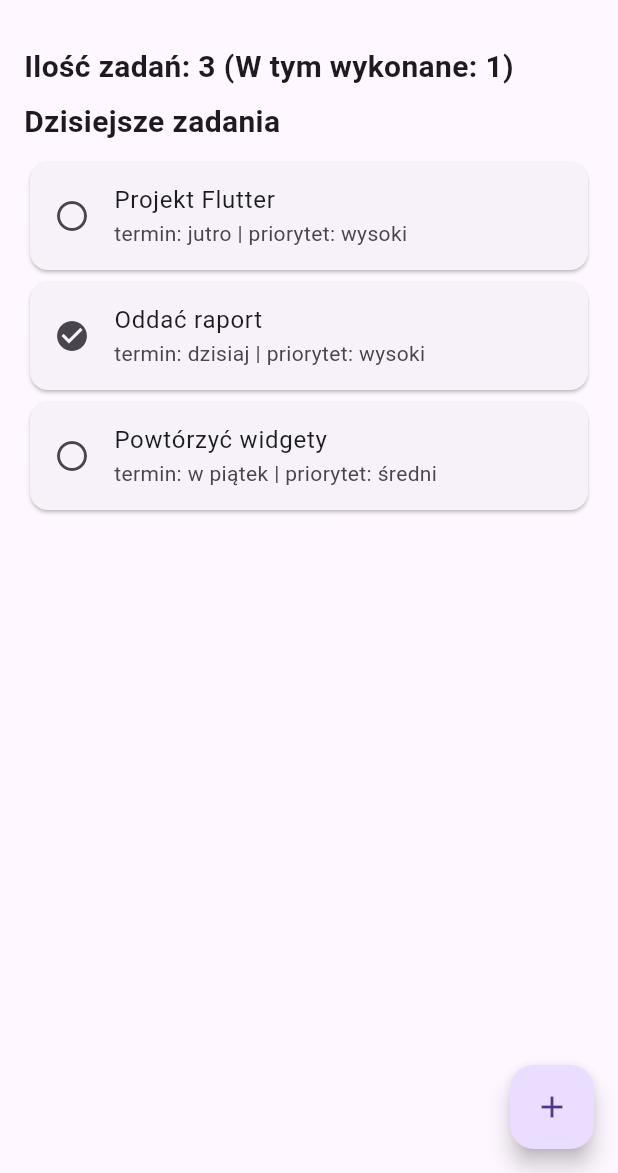
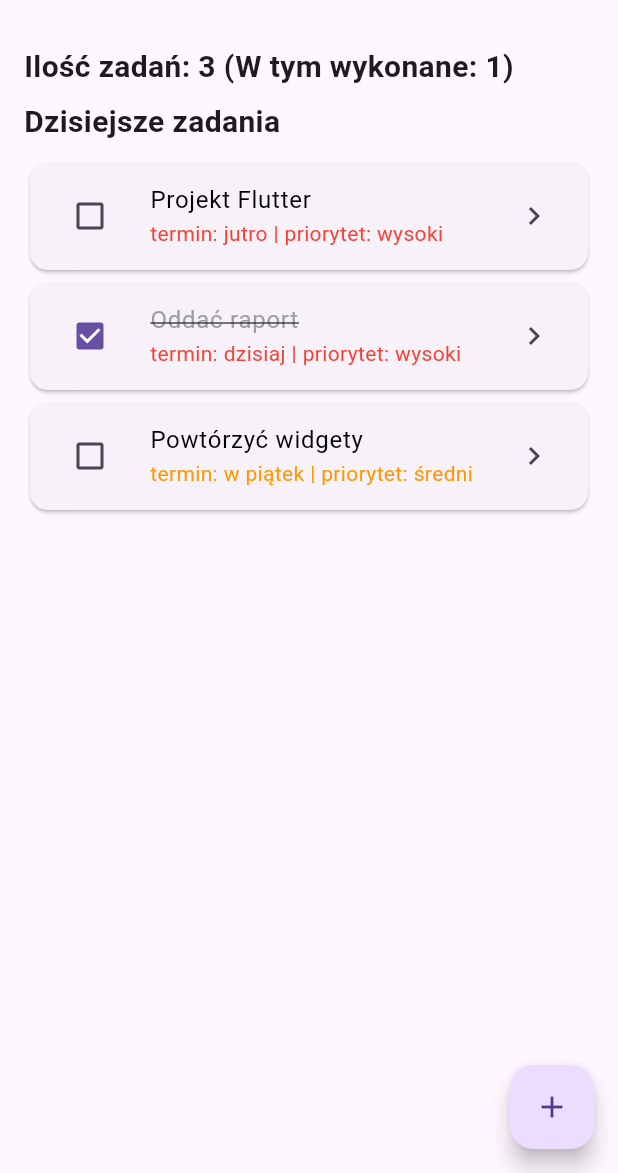
Before and after one commit to wiktorl16/tam_todo_uken, a Flutter app: the screen it shows after launch, on a phone screen of 412 x 824 dp, the part 63-1236 px from its top. Run offline on Flutter 3.47's test engine with Material 3 defaults, Android fonts, the phone set to English and light mode, and no system bars.

Commit message:
lab 7 - cz. 1

```diff
--- a/lib/main.dart
+++ b/lib/main.dart
@@ -35,7 +35,10 @@ class _MyAppState extends State<MyApp> {
             children: [
               Text(
                 "Ilość zadań: ${tasks.length} (W tym wykonane: $doneCount)",
-                style: const TextStyle(fontSize: 20, fontWeight: FontWeight.bold),
+                style: const TextStyle(
+                  fontSize: 20,
+                  fontWeight: FontWeight.bold,
+                ),
               ),
               const SizedBox(height: 8),
               const Text(
@@ -47,12 +50,45 @@ class _MyAppState extends State<MyApp> {
                 child: ListView.builder(
                   itemCount: tasks.length,
                   itemBuilder: (context, index) {
-                    return TaskCard(
+                    final task = TaskRepository.tasks[index];
+                    return Dismissible(
+                      key: ValueKey(task.title),
+                      direction: DismissDirection.endToStart,
+                      onDismissed: (direction) {
+                        setState(() {
+                          TaskRepository.tasks.remove(task);
+                        });
+
+                        ScaffoldMessenger.of(context).showSnackBar(
+                          SnackBar(
+                            content: Text("Usunięto zadanie: ${task.title}"),
+                          ),
+                        );
+                      },
+                      child: TaskCard(
                         title: tasks[index].title,
-                      subtitle: "termin: ${tasks[index].deadline} | priorytet: ${tasks[index].priority}",
-                      icon: tasks[index].done
-                          ? Icons.check_circle
-                          : Icons.radio_button_unchecked,
+                        subtitle:
+                            "termin: ${tasks[index].deadline} | priorytet: ${tasks[index].priority}",
+                        done: task.done,
+                        onChanged: (value) {
+                          setState(() {
+                            task.done = value!;
+                          });
+                        },
+                        onTap: () async {
+                          final Task? updatedTask = await Navigator.push(
+                            context,
+                            MaterialPageRoute(
+                              builder: (context) => EditTaskScreen(task: task),
+                            ),
+                          );
+                          if (updatedTask != null) {
+                            setState(() {
+                              TaskRepository.tasks[index] = updatedTask;
+                            });
+                          }
+                        },
+                      ),
                     );
                   },
                 ),
@@ -68,8 +104,10 @@ class _MyAppState extends State<MyApp> {
                 final Task? newTask = await Navigator.push(
                   context,
                   PageRouteBuilder(
-                    pageBuilder: (context, animation, secondaryAnimation) => AddTaskScreen(),
-                    transitionsBuilder: (context, animation, secondaryAnimation, child) {
+                    pageBuilder: (context, animation, secondaryAnimation) =>
+                        AddTaskScreen(),
+                    transitionsBuilder:
+                        (context, animation, secondaryAnimation, child) {
                           return FadeTransition(
                             opacity: animation,
                             child: child,
@@ -83,7 +121,6 @@ class _MyAppState extends State<MyApp> {
                   });
                 }
               },
-
               child: Icon(Icons.add),
             );
           },
@@ -158,25 +195,128 @@ class AddTaskScreen extends StatelessWidget {
   }
 }
 
+class EditTaskScreen extends StatelessWidget {
+  final Task task;
+  EditTaskScreen({super.key, required this.task});
+
+  final TextEditingController titleController = TextEditingController();
+  final TextEditingController deadlineController = TextEditingController();
+  final TextEditingController priorityController = TextEditingController();
+
+  @override
+  Widget build(BuildContext context) {
+    titleController.text = task.title;
+    deadlineController.text = task.deadline;
+    priorityController.text = task.priority;
+
+    return Scaffold(
+      appBar: AppBar(
+        title: Text(
+          "Edytuj zadanie",
+          style: const TextStyle(fontSize: 20, fontWeight: FontWeight.bold),
+        ),
+      ),
+      body: Padding(
+        padding: EdgeInsets.all(16),
+        child: Column(
+          crossAxisAlignment: CrossAxisAlignment.start,
+          children: [
+            TextField(
+              controller: titleController,
+              decoration: InputDecoration(
+                labelText: "Tytuł zadania",
+                border: OutlineInputBorder(),
+              ),
+            ),
+            const SizedBox(height: 8),
+            TextField(
+              controller: deadlineController,
+              decoration: InputDecoration(
+                labelText: "Termin",
+                border: OutlineInputBorder(),
+              ),
+            ),
+            const SizedBox(height: 8),
+            TextField(
+              controller: priorityController,
+              decoration: InputDecoration(
+                labelText: "Priorytet",
+                border: OutlineInputBorder(),
+              ),
+            ),
+            const SizedBox(height: 8),
+            ElevatedButton(
+              onPressed: () {
+                final newTask = Task(
+                  title: titleController.text,
+                  deadline: deadlineController.text,
+                  done: false,
+                  priority: priorityController.text,
+                );
+
+                Navigator.pop(context, newTask);
+              },
+              child: Text("Zapisz"),
+            ),
+          ],
+        ),
+      ),
+    );
+  }
+}
+
 class TaskCard extends StatelessWidget {
   final String title;
   final String subtitle;
-  final IconData icon;
+  final bool done;
+  final ValueChanged<bool?>? onChanged;
+  final VoidCallback? onTap;
 
   const TaskCard({
     super.key,
     required this.title,
     required this.subtitle,
-    required this.icon,
+    required this.done,
+    this.onChanged,
+    this.onTap,
   });
+
+  Color getPriorityColor(String subtitle) {
+    if (subtitle.toLowerCase().contains('wysoki')) {
+      return Colors.red;
+    } else if (subtitle.toLowerCase().contains('średni')) {
+      return Colors.orange;
+    } else if (subtitle.toLowerCase().contains('niski')) {
+      return Colors.green;
+    }
+    return Colors.black;
+  }
 
   @override
   Widget build(BuildContext context) {
     return Card(
       child: ListTile(
-        leading: Icon(icon),
-        title: Text(title),
-        subtitle: Text(subtitle),
+        onTap: onTap,
+        leading: Checkbox(
+          value: done,
+          onChanged: onChanged,
+        ),
+        title: Text(
+          title,
+          style: TextStyle(
+            decoration: done
+                ? TextDecoration.lineThrough
+                : TextDecoration.none,
+            color: done ? Colors.grey : Colors.black,
+          ),
+        ),
+        subtitle: Text(
+          subtitle,
+          style: TextStyle(
+            color: getPriorityColor(subtitle),
+          ),
+        ),
+        trailing: Icon(Icons.chevron_right),
       ),
     );
   }
--- a/lib/task_repository.dart
+++ b/lib/task_repository.dart
@@ -1,7 +1,7 @@
 class Task {
   final String title;
   final String deadline;
-  final bool done;
+  bool done;
   final String priority;
 
   Task({
```
Lines whose indentation alone changed are shown as unchanged.
